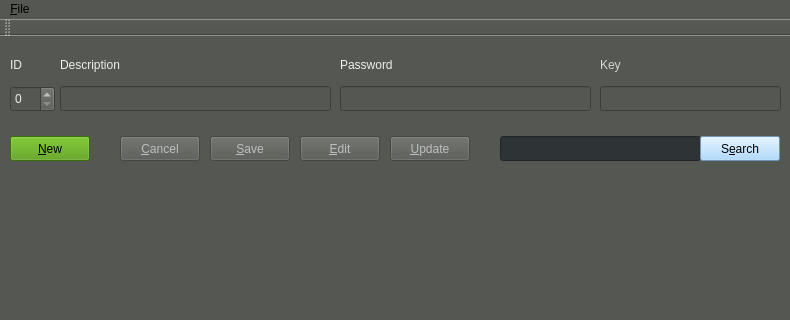
The window that mainwindow.ui (leandrocadete/qPasswordManager) describes before a commit, drawn with Qt 5; both pictures show x 0 to 790 and y 0 to 320 of the 790 by 528 pixel window.
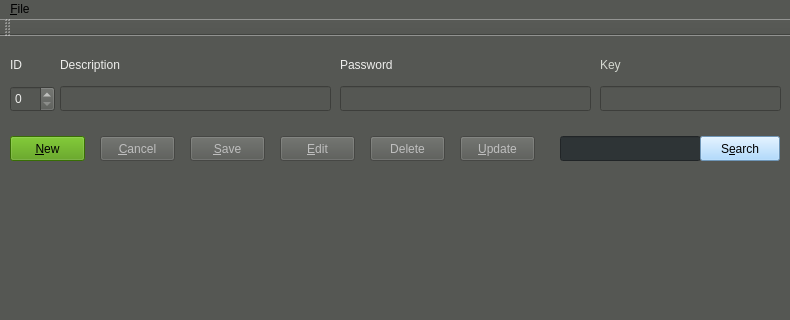
The same window after the commit.

Commit message: Added delete feature

```diff
--- a/mainwindow.ui
+++ b/mainwindow.ui
@@ -44,9 +44,9 @@
     </property>
     <property name="geometry">
      <rect>
-      <x>210</x>
+      <x>190</x>
       <y>100</y>
-      <width>80</width>
+      <width>75</width>
       <height>25</height>
      </rect>
     </property>
@@ -214,9 +214,9 @@
     </property>
     <property name="geometry">
      <rect>
-      <x>390</x>
+      <x>460</x>
       <y>100</y>
-      <width>80</width>
+      <width>75</width>
       <height>25</height>
      </rect>
     </property>
@@ -233,9 +233,9 @@
     </property>
     <property name="geometry">
      <rect>
-      <x>300</x>
+      <x>280</x>
       <y>100</y>
-      <width>80</width>
+      <width>75</width>
       <height>25</height>
      </rect>
     </property>
@@ -251,7 +251,7 @@
      <rect>
       <x>10</x>
       <y>100</y>
-      <width>80</width>
+      <width>75</width>
       <height>25</height>
      </rect>
     </property>
@@ -268,9 +268,9 @@
     </property>
     <property name="geometry">
      <rect>
-      <x>120</x>
+      <x>100</x>
       <y>100</y>
-      <width>80</width>
+      <width>75</width>
       <height>25</height>
      </rect>
     </property>
@@ -284,9 +284,9 @@
    <widget class="QLineEdit" name="lineEdit_search">
     <property name="geometry">
      <rect>
-      <x>500</x>
+      <x>560</x>
       <y>100</y>
-      <width>201</width>
+      <width>141</width>
       <height>25</height>
      </rect>
     </property>
@@ -306,6 +306,22 @@
     </property>
     <layout class="QHBoxLayout" name="horizontalLayout"/>
    </widget>
+   <widget class="QPushButton" name="pushButton_Delete">
+    <property name="enabled">
+     <bool>false</bool>
+    </property>
+    <property name="geometry">
+     <rect>
+      <x>370</x>
+      <y>100</y>
+      <width>75</width>
+      <height>25</height>
+     </rect>
+    </property>
+    <property name="text">
+     <string>Delete</string>
+    </property>
+   </widget>
    <zorder>gridLayoutWidget</zorder>
    <zorder>horizontalLayoutWidget</zorder>
    <zorder>lineEdit_search</zorder>
@@ -323,6 +339,7 @@
    <zorder>editDescription</zorder>
    <zorder>editPassword</zorder>
    <zorder>editKey</zorder>
+   <zorder>pushButton_Delete</zorder>
   </widget>
   <widget class="QMenuBar" name="menuBar">
    <property name="geometry">
```
The commit also changes 2 other files.
